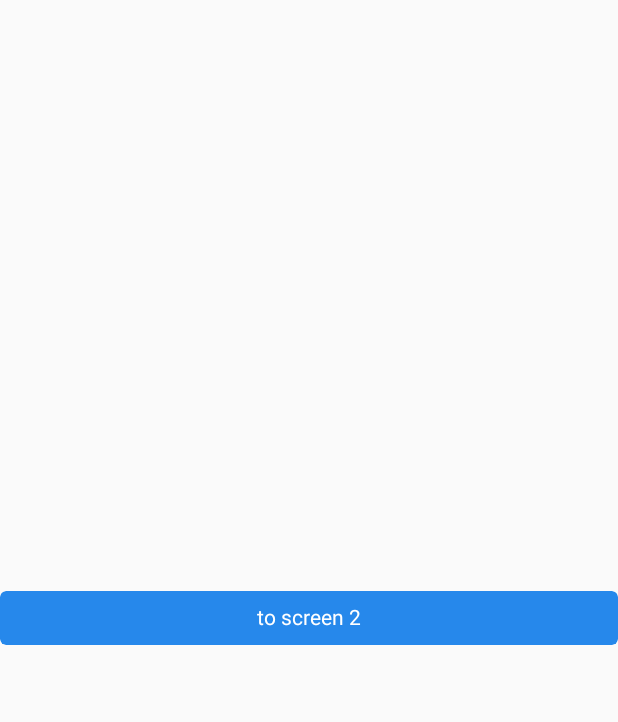
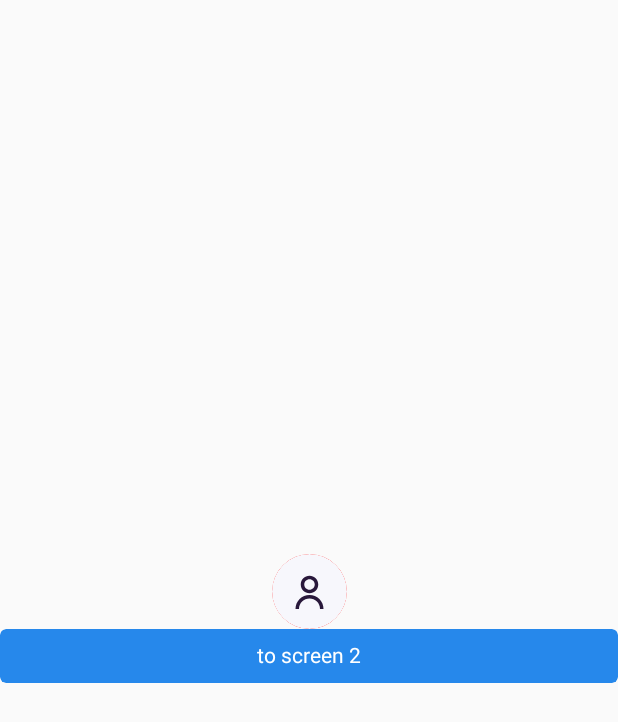
Before and after one commit to jopakula/VKApp, an Android app built with Jetpack Compose: the screen it shows after launch (MainActivity), on a phone screen of 412 x 824 dp. Shown: the top 722 px of the screen. Run offline under Robolectric (Android 15) with nearby library versions, the phone set to English and light mode, and no system bars.

Commit message:
My icon was created

```diff
--- a/app/src/main/java/com/example/vkapp/ui/screens/Screen1.kt
+++ b/app/src/main/java/com/example/vkapp/ui/screens/Screen1.kt
@@ -10,6 +10,7 @@ import androidx.compose.ui.tooling.preview.Preview
 import androidx.navigation.NavController
 import androidx.navigation.compose.rememberNavController
 import com.example.uikit.button.MyButton
+import com.example.uikit.pictures.MyIcon
 import com.example.vkapp.navigation.Screens
 
 
@@ -23,6 +24,7 @@ fun Screen1(
         horizontalAlignment = Alignment.CenterHorizontally,
         verticalArrangement = Arrangement.Center
     ) {
+        MyIcon()
         MyButton(
             buttonText = "to screen 2",
             onClick = {
--- a/gradle/libs.versions.toml
+++ b/gradle/libs.versions.toml
@@ -1,5 +1,6 @@
 [versions]
 agp = "8.5.1"
+coilCompose = "2.6.0"
 kotlin = "1.9.0"
 coreKtx = "1.13.1"
 junit = "4.13.2"
@@ -16,6 +17,7 @@ navigationCompose = "2.7.7"
 [libraries]
 androidx-navigation-compose = { group = "androidx.navigation", name = "navigation-compose", version.ref = "navigationCompose" }
 androidx-core-ktx = { group = "androidx.core", name = "core-ktx", version.ref = "coreKtx" }
+coil-compose = { module = "io.coil-kt:coil-compose", version.ref = "coilCompose" }
 junit = { group = "junit", name = "junit", version.ref = "junit" }
 androidx-junit = { group = "androidx.test.ext", name = "junit", version.ref = "junitVersion" }
 androidx-espresso-core = { group = "androidx.test.espresso", name = "espresso-core", version.ref = "espressoCore" }
--- a/uikit/build.gradle.kts
+++ b/uikit/build.gradle.kts
@@ -40,6 +40,9 @@ android {
 
 dependencies {
 
+    // coil
+    implementation(libs.coil.compose)
+
     val composeBom = platform("androidx.compose:compose-bom:2024.06.00")
     implementation(composeBom)
     androidTestImplementation(composeBom)
--- a/uikit/src/main/java/com/example/uikit/common/MyColors.kt
+++ b/uikit/src/main/java/com/example/uikit/common/MyColors.kt
@@ -10,3 +10,4 @@ import androidx.compose.ui.graphics.Color
 val White = Color(0xFFFFFFFF)
 val ButtonEnableBG = Color(0xFF2688EB)
 val ButtonUnEnableBG = Color(0xFF7CB3F3)
+val IconBG = Color(0xFF859AB3)
--- /dev/null
+++ b/uikit/src/main/java/com/example/uikit/pictures/MyIcon.kt
@@ -0,0 +1,77 @@
+package com.example.uikit.pictures
+
+import androidx.compose.foundation.Image
+import androidx.compose.foundation.background
+import androidx.compose.foundation.layout.Box
+import androidx.compose.foundation.layout.fillMaxSize
+import androidx.compose.foundation.layout.size
+import androidx.compose.foundation.shape.RoundedCornerShape
+import androidx.compose.runtime.Composable
+import androidx.compose.ui.Alignment
+import androidx.compose.ui.Modifier
+import androidx.compose.ui.draw.clip
+import androidx.compose.ui.graphics.Color
+import androidx.compose.ui.graphics.ColorFilter
+import androidx.compose.ui.graphics.painter.Painter
+import androidx.compose.ui.layout.ContentScale
+import androidx.compose.ui.res.painterResource
+import androidx.compose.ui.tooling.preview.Preview
+import androidx.compose.ui.unit.Dp
+import androidx.compose.ui.unit.dp
+import coil.compose.AsyncImage
+import com.example.uikit.R
+import com.example.uikit.common.IconBG
+
+/**
+ * Компонент для отображения иконки
+ *
+ * @param contentScale Отвечает за как изображение масштабируется и позиционируется в пределах границ своего контейнера
+ */
+
+
+@Composable
+fun MyIcon(
+    modifier: Modifier = Modifier,
+    icon: Painter = painterResource(id = R.drawable.avatar),
+    iconUrl: String? = null,
+    iconSize: Dp = 50.dp,
+    iconColor: Color? = null,
+    contentScale: ContentScale = ContentScale.Crop,
+) {
+
+    Box(
+        modifier = modifier
+            .size(iconSize)
+            .clip(RoundedCornerShape(iconSize))
+            .background(
+                color = Color.Red,
+                shape = RoundedCornerShape(iconSize)
+            ),
+        contentAlignment = Alignment.Center
+    ) {
+
+        if (iconUrl != null) {
+            AsyncImage(
+                model = iconUrl,
+                contentDescription = null,
+                modifier = Modifier.fillMaxSize(),
+                contentScale = contentScale,
+                colorFilter = iconColor?.let { ColorFilter.tint(it) }
+            )
+        } else {
+            Image(
+                painter = icon,
+                contentDescription = null,
+                modifier = Modifier.fillMaxSize(),
+                contentScale = contentScale,
+                colorFilter = iconColor?.let { ColorFilter.tint(it) }
+            )
+        }
+    }
+}
+
+@Composable
+@Preview
+private fun MyIconPreview1() {
+    MyIcon()
+}
--- /dev/null
+++ b/uikit/src/main/res/drawable/avatar.xml
@@ -0,0 +1,15 @@
+<vector xmlns:android="http://schemas.android.com/apk/res/android"
+    android:width="100dp"
+    android:height="100dp"
+    android:viewportWidth="100"
+    android:viewportHeight="100">
+  <path
+      android:pathData="M50,0L50,0A50,50 0,0 1,100 50L100,50A50,50 0,0 1,50 100L50,100A50,50 0,0 1,0 50L0,50A50,50 0,0 1,50 0z"
+      android:fillColor="#F7F7FC"/>
+  <path
+      android:pathData="M38.33,40.67C38.33,34.22 43.56,29 50,29C56.44,29 61.67,34.22 61.67,40.67C61.67,47.11 56.44,52.33 50,52.33C43.56,52.33 38.33,47.11 38.33,40.67ZM50,47.67C53.87,47.67 57,44.53 57,40.67C57,36.8 53.87,33.67 50,33.67C46.13,33.67 43,36.8 43,40.67C43,44.53 46.13,47.67 50,47.67Z"
+      android:fillColor="#29183B"/>
+  <path
+      android:pathData="M36.8,60.13C33.3,63.63 31.33,68.38 31.33,73.33H36C36,69.62 37.47,66.06 40.1,63.43C42.73,60.81 46.29,59.33 50,59.33C53.71,59.33 57.27,60.81 59.9,63.43C62.53,66.06 64,69.62 64,73.33H68.67C68.67,68.38 66.7,63.63 63.2,60.13C59.7,56.63 54.95,54.67 50,54.67C45.05,54.67 40.3,56.63 36.8,60.13Z"
+      android:fillColor="#29183B"/>
+</vector>
```
Also changed, not shown: uikit/src/main/res/drawable/arrowback.xml (added, +9 -0 lines).
